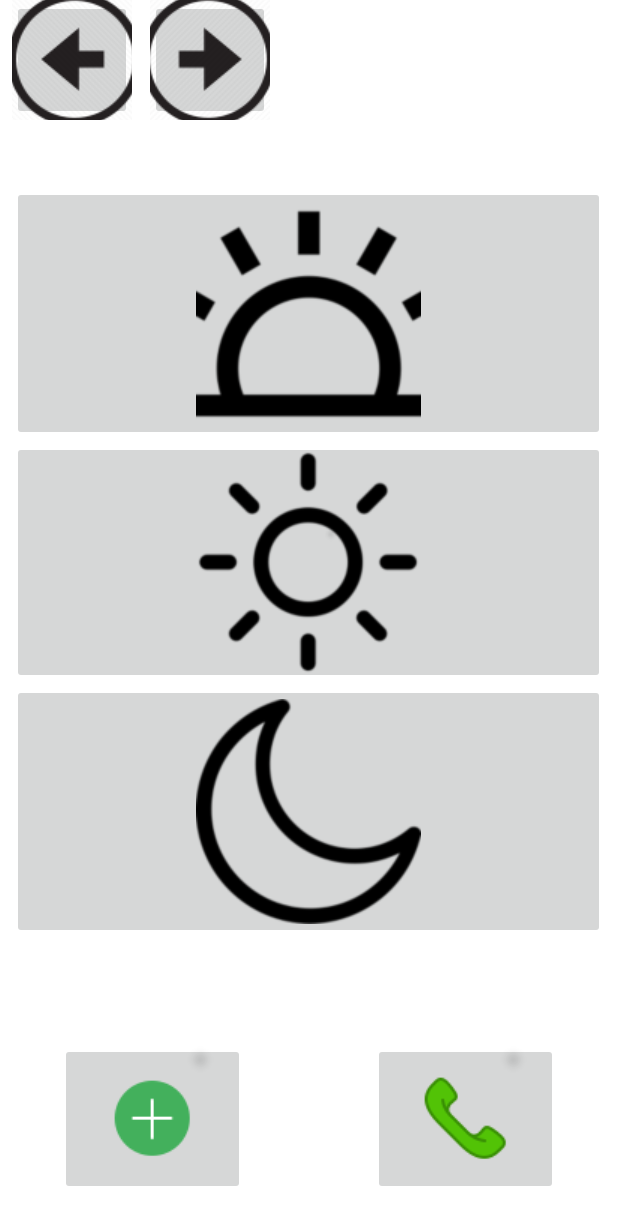
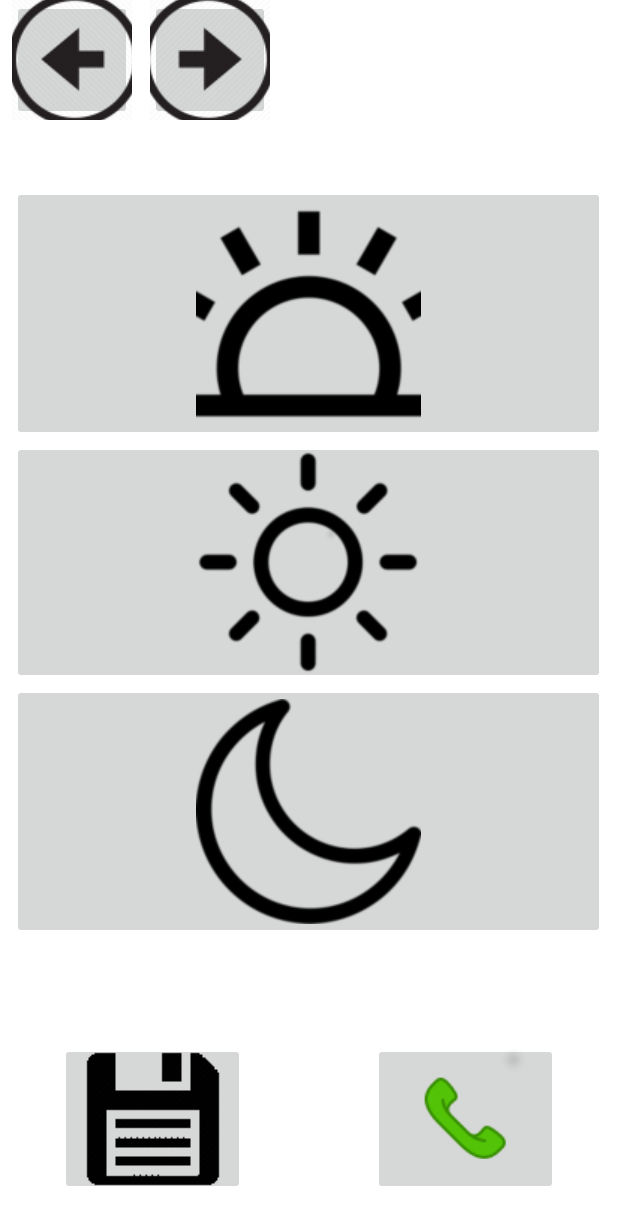
Before and after one commit to amAktionMensch/MeinBilderKalender, an Android app: the layout activity_datetime.xml on its own in the app's theme, with its tools: preview values and no code run, on a phone screen of 412 x 824 dp. Shown: the top 1225 px of the screen. Run offline under Robolectric (Android 15) with nearby library versions, the phone set to English and light mode, and no system bars.

Commit message:
save event disk icon

```diff
--- a/app/src/main/res/layout/activity_datetime.xml
+++ b/app/src/main/res/layout/activity_datetime.xml
@@ -33,14 +33,14 @@
         android:id="@+id/txtSelectedDate"
         android:layout_width="216dp"
         android:layout_height="74dp"
-        android:layout_marginStart="190dp"
-        android:layout_marginLeft="190dp"
         android:layout_marginTop="16dp"
+        android:layout_marginEnd="5dp"
+        android:layout_marginRight="5dp"
         android:ems="10"
         android:inputType="date"
         android:lineHeight="70dp"
-        android:textSize="50dp"
-        app:layout_constraintStart_toStartOf="parent"
+        android:textSize="40dp"
+        app:layout_constraintEnd_toEndOf="parent"
         app:layout_constraintTop_toTopOf="parent" />
 
 
@@ -53,7 +53,7 @@
         android:layout_marginBottom="27dp"
         app:layout_constraintBottom_toBottomOf="parent"
         app:layout_constraintStart_toStartOf="parent"
-        app:srcCompat="@drawable/plus" />
+        app:srcCompat="@drawable/save" />
 
     <ImageButton
         android:id="@+id/btnHelp"
--- a/app/src/main/res/values/strings.xml
+++ b/app/src/main/res/values/strings.xml
@@ -1,5 +1,5 @@
 <resources>
     <string name="app_name">WuW</string>
-    <string name="dateFormat">dd/MM/yyyy</string>
+    <string name="dateFormat">dd/MM/yy</string>
     <string name="preference_file_key">com.example.meinbilderkalender.PREFERENCE_FILE_KEY</string>
 </resources>
```
Also changed, not shown: app/src/main/res/layout/activity_main.xml (+4 -4 lines), app/src/main/res/drawable/save.png (added).
